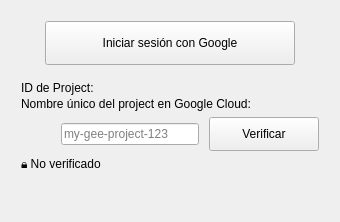
Before: the Qt Designer form src/frontend/presentation/resources/ui/wizard_01_login.ui in Cristian-Blanco/Geo-Time-Lapse, drawn with Qt 5.
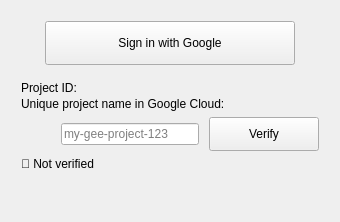
After: the same form once the commit is applied.

What changed in the file:
```diff
--- a/src/frontend/presentation/resources/ui/wizard_01_login.ui
+++ b/src/frontend/presentation/resources/ui/wizard_01_login.ui
@@ -27,7 +27,7 @@
         <item>
          <widget class="QPushButton" name="btn_sign_in">
           <property name="minimumSize"><size><width>250</width><height>44</height></size></property>
-          <property name="text"><string>Iniciar sesión con Google</string></property>
+          <property name="text"><string>Sign in with Google</string></property>
           <property name="cursor"><cursorShape>PointingHandCursor</cursorShape></property>
          </widget>
         </item>
@@ -52,7 +52,7 @@
 
                 <item>
                     <widget class="QLabel">
-                    <property name="text"><string>ID de Project:</string></property>
+                    <property name="text"><string>Project ID:</string></property>
                     <property name="class" stdset="0"><string>group_subtitle</string></property>
                     </widget>
                 </item>
@@ -60,7 +60,7 @@
                 <item>
                     <widget class="QLabel">
                     <property name="text">
-                        <string>Nombre único del project en Google Cloud:</string>
+                        <string>Unique project name in Google Cloud:</string>
                     </property>
                     <property name="class" stdset="0"><string>group_description</string></property>
                     </widget>
@@ -105,7 +105,7 @@
 
         <item>
          <widget class="QPushButton" name="btn_verify">
-          <property name="text"><string>Verificar</string></property>
+          <property name="text"><string>Verify</string></property>
           <property name="minimumSize"><size><width>110</width><height>34</height></size></property>
           <property name="cursor"><cursorShape>PointingHandCursor</cursorShape></property>
           <property name="class" stdset="0"><string>interaction_buttons</string></property>
@@ -118,7 +118,7 @@
       <!-- Status (small/muted like design) -->
       <item>
        <widget class="QLabel" name="lbl_auth_status">
-        <property name="text"><string>🔒 No verificado</string></property>
+        <property name="text"><string>🔴 Not verified</string></property>
         <property name="class" stdset="0"><string>group_description</string></property>
         <property name="wordWrap"><bool>true</bool></property>
        </widget>
```
